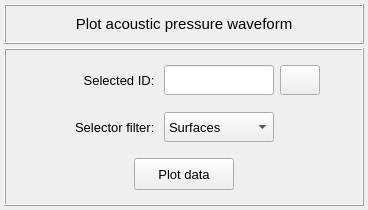
First picture: the form in vibra/interface/data/ui_files/plots/acoustic/acoustic_pressure_waveform_inputs.ui, repository MOPT-UFSC/VIBRA, before the edit.
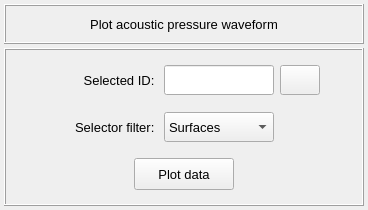
Second picture: the form after the edit. Icons and pictures are not drawn.

Diff of the .ui file:
```diff
--- a/vibra/interface/data/ui_files/plots/acoustic/acoustic_pressure_waveform_inputs.ui
+++ b/vibra/interface/data/ui_files/plots/acoustic/acoustic_pressure_waveform_inputs.ui
@@ -96,8 +96,8 @@
         </property>
         <property name="font">
          <font>
-          <family>MS Shell Dlg 2</family>
-          <pointsize>11</pointsize>
+          <family>Segoe UI</family>
+          <pointsize>10</pointsize>
           <italic>false</italic>
           <bold>false</bold>
          </font>
```
